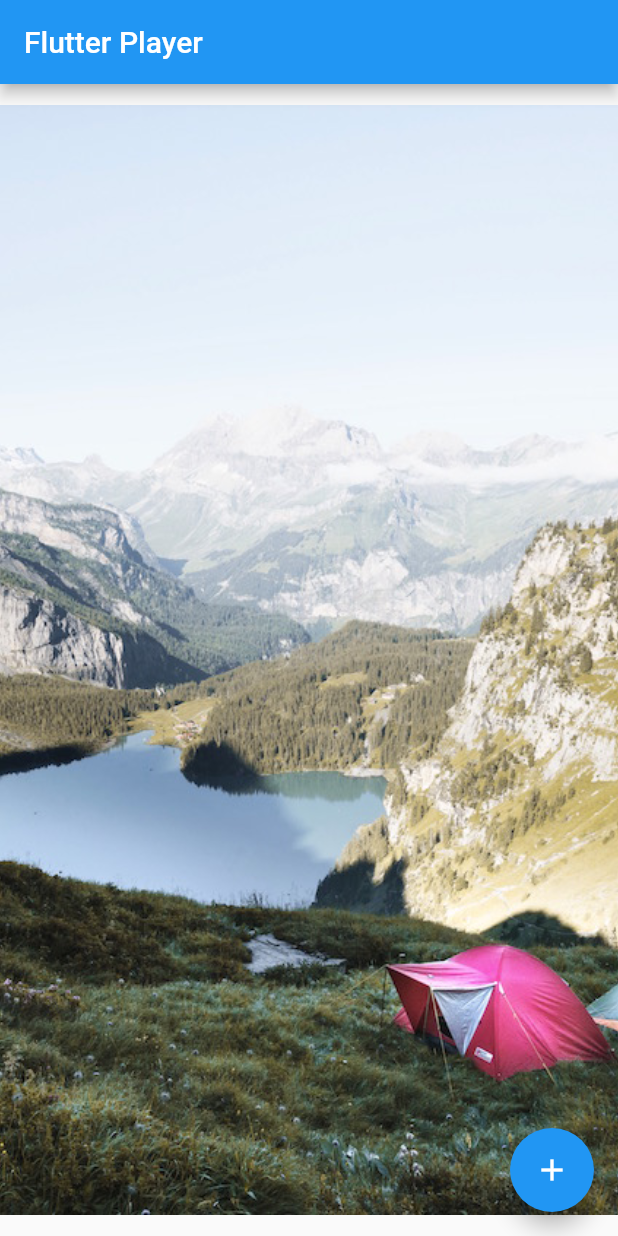
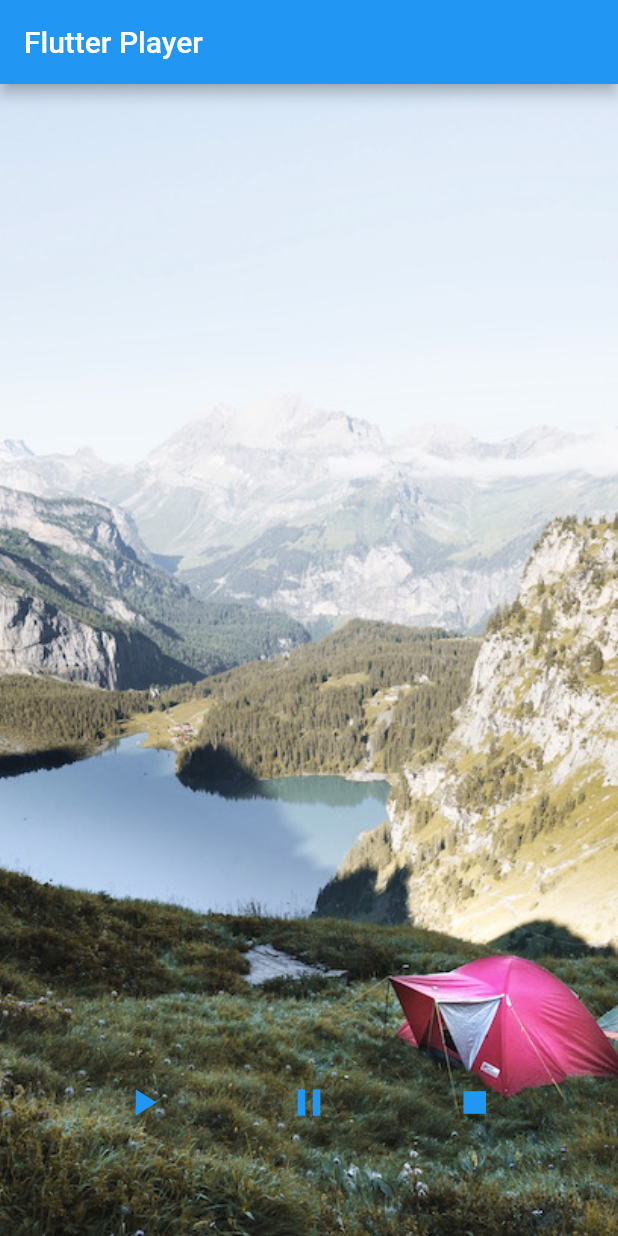
Before and after one commit to gengqifu/FlutterPlayer, a Flutter app: the screen it shows after launch, on a phone screen of 412 x 824 dp. Run offline on Flutter 3.47's test engine with Material 2 defaults, Android fonts, the phone set to English and light mode, and no system bars; our stand-ins replace audioplayers.

Commit message:
添加播放/暂停/停止按钮

```diff
--- a/flutter_player/lib/main.dart
+++ b/flutter_player/lib/main.dart
@@ -89,10 +89,10 @@ class _MyHomePageState extends State<MyHomePage> {
         // the App.build method, and use it to set our appbar title.
         title: Text(widget.title),
       ),
-      body: Center(
+      body: Stack(
         // Center is a layout widget. It takes a single child and positions it
         // in the middle of the parent.
-        child: Column(
+        // child: Column(
         // Column is also a layout widget. It takes a list of children and
         // arranges them vertically. By default, it sizes itself to fit its
         // children horizontally, and tries to be as tall as its parent.
@@ -107,29 +107,22 @@ class _MyHomePageState extends State<MyHomePage> {
         // center the children vertically; the main axis here is the vertical
         // axis because Columns are vertical (the cross axis would be
         // horizontal).
-          mainAxisAlignment: MainAxisAlignment.center,
+        // mainAxisAlignment: MainAxisAlignment.center,
+        alignment: const Alignment(0.8, 0.8),
         children: <Widget>[
           new Image.asset(
             'images/lake.jpeg',
             width: 600.0,
-              height: 740.0,
+            height: 7400.0,
             fit: BoxFit.cover,
           ),
-            // const Text(
-            //   'You have pushed the button this many times:',
-            // ),
-            // Text(
-            //   '$_counter',
-            //   style: Theme.of(context).textTheme.headline4,
-            // ),
+          new Row(mainAxisAlignment: MainAxisAlignment.spaceEvenly, children: [
+            new Icon(Icons.play_arrow, color: Colors.blue, size: 30),
+            new Icon(Icons.pause, color: Colors.blue, size: 30),
+            new Icon(Icons.stop, color: Colors.blue, size: 30),
+          ]),
         ],
       ),
-      ),
-      floatingActionButton: FloatingActionButton(
-        onPressed: _incrementCounter,
-        tooltip: 'Increment',
-        child: const Icon(Icons.add),
-      ), // This trailing comma makes auto-formatting nicer for build methods.
     );
   }
 }
```
Lines whose indentation alone changed are shown as unchanged.
